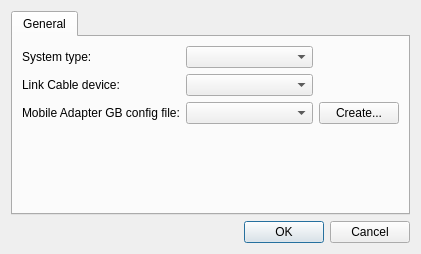
Old version of the form mbGB-Qt/emusettingsdialog.ui in the repository BueniaDev/libmbGB.
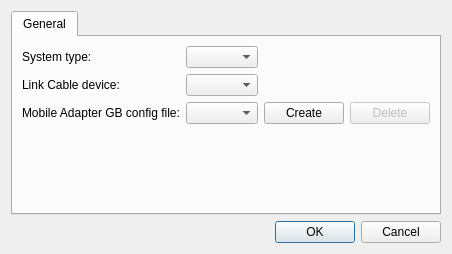
New version of the form.

What changed in the file:
```diff
--- a/mbGB-Qt/emusettingsdialog.ui
+++ b/mbGB-Qt/emusettingsdialog.ui
@@ -59,7 +59,17 @@
        <item row="2" column="2">
         <widget class="QPushButton" name="mobileConfButton">
          <property name="text">
-          <string>Create...</string>
+          <string>Create</string>
+         </property>
+        </widget>
+       </item>
+       <item row="2" column="3">
+        <widget class="QPushButton" name="mobileConfDelete">
+         <property name="enabled">
+          <bool>false</bool>
+         </property>
+         <property name="text">
+          <string>Delete</string>
          </property>
         </widget>
        </item>
```
Left out of the diff: 2 changed lines with no effect on the pictures.
